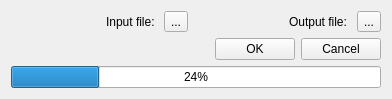
Qt form kmz_generator.ui (skrilic/Roadscan) before a commit.
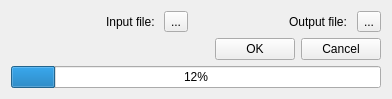
The same form after that commit.

Commit message: Connect GUI with maplayer initially

```diff
--- a/kmz_generator.ui
+++ b/kmz_generator.ui
@@ -7,7 +7,7 @@
     <x>0</x>
     <y>0</y>
     <width>392</width>
-    <height>90</height>
+    <height>98</height>
    </rect>
   </property>
   <property name="minimumSize">
@@ -121,7 +121,7 @@
    <item>
     <widget class="QProgressBar" name="progressBar">
      <property name="value">
-      <number>24</number>
+      <number>12</number>
      </property>
     </widget>
    </item>
```
The commit also changes 6 other files.
